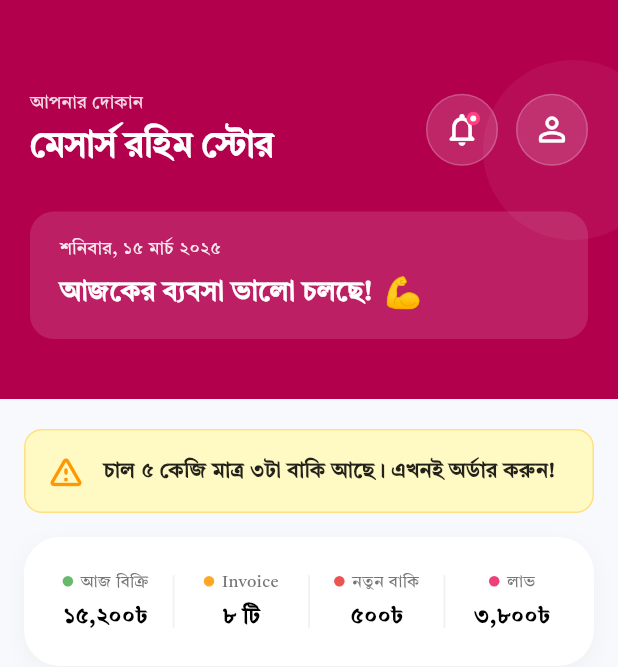
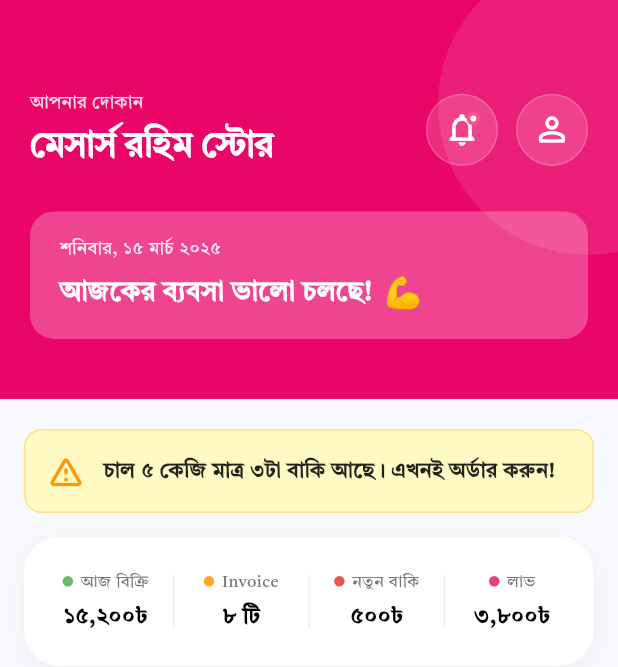
Before and after one commit to majidbhuiyan20/ShopLedger, a Flutter app: the HomeScreen screen opened by its route, on a phone screen of 412 x 824 dp. Shown: the top 667 px of the screen. Run offline on Flutter 3.47's test engine with Material 3 defaults, Android fonts, the phone set to English and light mode, and no system bars; our stand-ins replace dio, flutter_riverpod, fluttertoast, logger, shared_preferences; accounts and stored records are empty; network calls fail; Roboto replaces fonts that are missing (Inter).

Commit message:
update home header UI and primary color

```diff
--- a/lib/core/constants/app_colors.dart
+++ b/lib/core/constants/app_colors.dart
@@ -11,7 +11,7 @@ class AppColors {
   // Primary — Deep Indigo
   // ━━━━━━━━━━━━━━━━━━━━━━━━━━━━━━━━━━━━━━━━━━━━━━━━━━━━
   //static const Color primary        = Color(0xFF4F46E5); // main buttons, links
-  static const Color primary        = Color(0xFFE2136E); // Bkash App Color
+  static const Color primary        = Color(0xFFEA0669); // Bkash App Color
  // static const Color primaryDark    = Color(0xFF3730A3); // pressed state
   static const Color primaryDark    = Color(0xFFB3004D); // pressed state
   static const Color primaryLight   = Color(0xFF818CF8); // icons, highlights
--- a/lib/features/home/widgets/home_header.dart
+++ b/lib/features/home/widgets/home_header.dart
@@ -13,7 +13,7 @@ class HomeHeader extends StatelessWidget {
           width: double.infinity,
           padding: const EdgeInsets.fromLTRB(20, 60, 20, 40),
           decoration: const BoxDecoration(
-            color: AppColors.primaryDark,
+            color: AppColors.primary,
           ),
           child: Column(
             children: [
@@ -58,7 +58,7 @@ class HomeHeader extends StatelessWidget {
                 width: double.infinity,
                 padding: const EdgeInsets.symmetric(horizontal: 20, vertical: 16),
                 decoration: BoxDecoration(
-                  color: Colors.white.withOpacity(0.12),
+                  color: Colors.white.withOpacity(0.25),
                   borderRadius: BorderRadius.circular(16),
                 ),
                 child: Column(
@@ -94,9 +94,9 @@ class HomeHeader extends StatelessWidget {
         ),
         // Decorative Circles
         Positioned(
-          right: -30,
-          top: 40,
-          child: CircleAvatar(radius: 60, backgroundColor: Colors.white.withOpacity(0.05)),
+          right: -80,
+          top: -30,
+          child: CircleAvatar(radius: 100, backgroundColor: Colors.white.withOpacity(0.1)),
         ),
       ],
     );
--- a/lib/main.dart
+++ b/lib/main.dart
@@ -1,4 +1,5 @@
 import 'package:flutter/material.dart';
+import 'package:flutter/services.dart';
 import 'package:flutter_riverpod/flutter_riverpod.dart';
 import 'package:shop_ledger/core/constants/app_theme.dart';
 import 'package:shop_ledger/core/routes/app_routes.dart';
```
